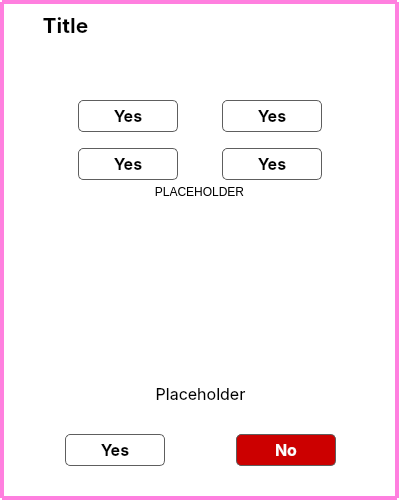
Before: the Qt Designer form ui/CustomMessageBox.ui in c-ryan-z/pos-py, drawn with Qt 5.
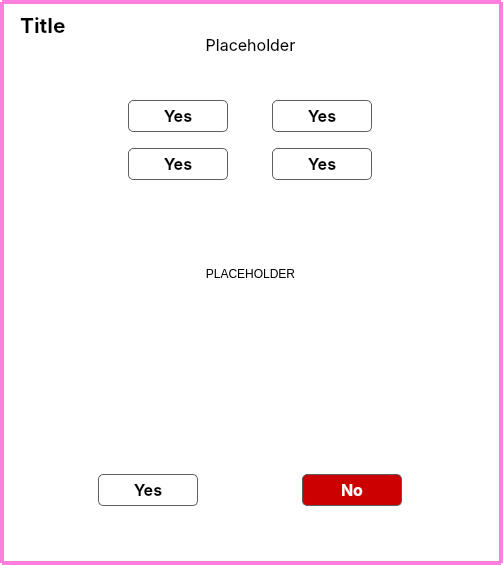
After: the same form once the commit is applied. Icons and pictures are not drawn.

Diff of the .ui file:
```diff
--- a/ui/CustomMessageBox.ui
+++ b/ui/CustomMessageBox.ui
@@ -6,8 +6,8 @@
    <rect>
     <x>0</x>
     <y>0</y>
-    <width>399</width>
-    <height>500</height>
+    <width>503</width>
+    <height>565</height>
    </rect>
   </property>
   <property name="windowTitle">
@@ -29,7 +29,7 @@
   <widget class="QPushButton" name="pb_close">
    <property name="geometry">
     <rect>
-     <x>360</x>
+     <x>450</x>
      <y>10</y>
      <width>30</width>
      <height>30</height>
@@ -59,8 +59,8 @@
    <property name="geometry">
     <rect>
      <x>0</x>
-     <y>430</y>
-     <width>401</width>
+     <y>470</y>
+     <width>501</width>
      <height>40</height>
     </rect>
    </property>
@@ -118,33 +118,11 @@
     <rect>
      <x>40</x>
      <y>20</y>
-     <width>321</width>
-     <height>411</height>
+     <width>421</width>
+     <height>451</height>
     </rect>
    </property>
    <layout class="QVBoxLayout" name="vl_elements">
-    <item>
-     <widget class="QLabel" name="lb_element">
-      <property name="minimumSize">
-       <size>
-        <width>300</width>
-        <height>300</height>
-       </size>
-      </property>
-      <property name="maximumSize">
-       <size>
-        <width>319</width>
-        <height>319</height>
-       </size>
-      </property>
-      <property name="text">
-       <string>PLACEHOLDER</string>
-      </property>
-      <property name="alignment">
-       <set>Qt::AlignCenter</set>
-      </property>
-     </widget>
-    </item>
     <item>
      <widget class="QLabel" name="lb_message">
       <property name="maximumSize">
@@ -168,14 +146,36 @@
       </property>
      </widget>
     </item>
+    <item>
+     <widget class="QLabel" name="lb_element">
+      <property name="minimumSize">
+       <size>
+        <width>300</width>
+        <height>300</height>
+       </size>
+      </property>
+      <property name="maximumSize">
+       <size>
+        <width>421</width>
+        <height>421</height>
+       </size>
+      </property>
+      <property name="text">
+       <string>PLACEHOLDER</string>
+      </property>
+      <property name="alignment">
+       <set>Qt::AlignCenter</set>
+      </property>
+     </widget>
+    </item>
    </layout>
   </widget>
   <widget class="QLabel" name="lb_title">
    <property name="geometry">
     <rect>
-     <x>10</x>
+     <x>20</x>
      <y>10</y>
-     <width>111</width>
+     <width>241</width>
      <height>31</height>
     </rect>
    </property>
@@ -190,13 +190,13 @@
     <string>Title</string>
    </property>
    <property name="alignment">
-    <set>Qt::AlignCenter</set>
+    <set>Qt::AlignLeading|Qt::AlignLeft|Qt::AlignVCenter</set>
    </property>
   </widget>
-  <widget class="QWidget" name="">
+  <widget class="QWidget" name="layoutWidget">
    <property name="geometry">
     <rect>
-     <x>40</x>
+     <x>90</x>
      <y>90</y>
      <width>321</width>
      <height>101</height>
```
